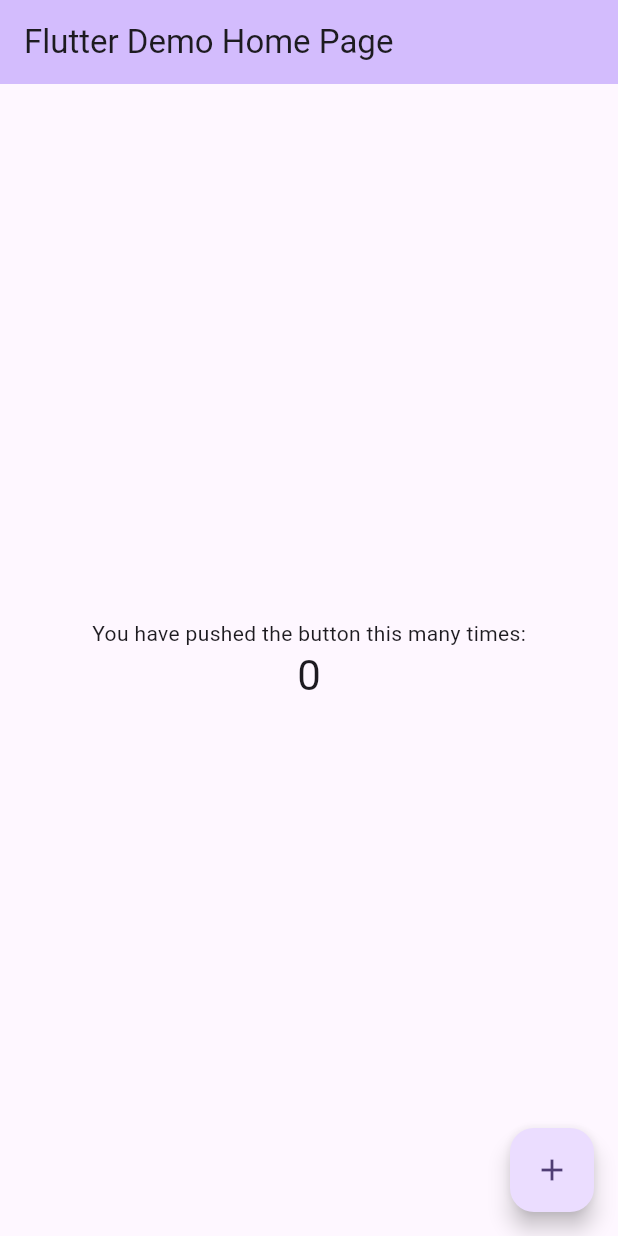
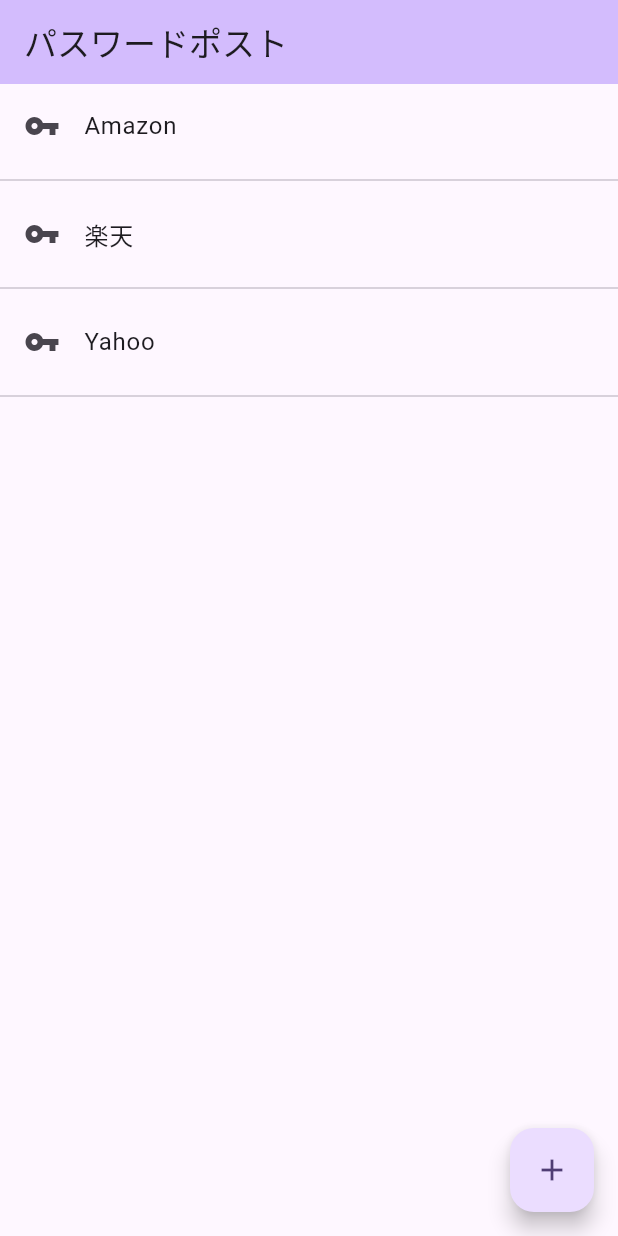
Before and after one commit to jujuju0924/flutter_app, a Flutter app: the screen it shows after launch, on a phone screen of 412 x 824 dp. Run offline on Flutter 3.47's test engine with Material 3 defaults, Android fonts, the phone set to English and light mode, and no system bars.

Commit message:
リスト表示の動的変更

```diff
--- a/lib/main.dart
+++ b/lib/main.dart
@@ -7,27 +7,11 @@ void main() {
 class MyApp extends StatelessWidget {
   const MyApp({super.key});
 
-  // This widget is the root of your application.
   @override
   Widget build(BuildContext context) {
     return MaterialApp(
       title: 'Flutter Demo',
       theme: ThemeData(
-        // This is the theme of your application.
-        //
-        // TRY THIS: Try running your application with "flutter run". You'll see
-        // the application has a purple toolbar. Then, without quitting the app,
-        // try changing the seedColor in the colorScheme below to Colors.green
-        // and then invoke "hot reload" (save your changes or press the "hot
-        // reload" button in a Flutter-supported IDE, or press "r" if you used
-        // the command line to start the app).
-        //
-        // Notice that the counter didn't reset back to zero; the application
-        // state is not lost during the reload. To reset the state, use hot
-        // restart instead.
-        //
-        // This works for code too, not just values: Most code changes can be
-        // tested with just a hot reload.
         colorScheme: ColorScheme.fromSeed(seedColor: Colors.deepPurple),
         useMaterial3: true,
       ),
@@ -39,15 +23,6 @@ class MyApp extends StatelessWidget {
 class MyHomePage extends StatefulWidget {
   const MyHomePage({super.key, required this.title});
 
-  // This widget is the home page of your application. It is stateful, meaning
-  // that it has a State object (defined below) that contains fields that affect
-  // how it looks.
-
-  // This class is the configuration for the state. It holds the values (in this
-  // case the title) provided by the parent (in this case the App widget) and
-  // used by the build method of the State. Fields in a Widget subclass are
-  // always marked "final".
-
   final String title;
 
   @override
@@ -55,71 +30,41 @@ class MyHomePage extends StatefulWidget {
 }
 
 class _MyHomePageState extends State<MyHomePage> {
+  List<String> titleList = ["Amazon","楽天","Yahoo"];
   int _counter = 0;
 
   void _incrementCounter() {
     setState(() {
-      // This call to setState tells the Flutter framework that something has
-      // changed in this State, which causes it to rerun the build method below
-      // so that the display can reflect the updated values. If we changed
-      // _counter without calling setState(), then the build method would not be
-      // called again, and so nothing would appear to happen.
       _counter++;
     });
   }
 
   @override
   Widget build(BuildContext context) {
-    // This method is rerun every time setState is called, for instance as done
-    // by the _incrementCounter method above.
-    //
-    // The Flutter framework has been optimized to make rerunning build methods
-    // fast, so that you can just rebuild anything that needs updating rather
-    // than having to individually change instances of widgets.
     return Scaffold(
       appBar: AppBar(
-        // TRY THIS: Try changing the color here to a specific color (to
-        // Colors.amber, perhaps?) and trigger a hot reload to see the AppBar
-        // change color while the other colors stay the same.
         backgroundColor: Theme.of(context).colorScheme.inversePrimary,
-        // Here we take the value from the MyHomePage object that was created by
-        // the App.build method, and use it to set our appbar title.
-        title: Text(widget.title),
+        title: Text("パスワードポスト"),
       ),
-      body: Center(
-        // Center is a layout widget. It takes a single child and positions it
-        // in the middle of the parent.
-        child: Column(
-          // Column is also a layout widget. It takes a list of children and
-          // arranges them vertically. By default, it sizes itself to fit its
-          // children horizontally, and tries to be as tall as its parent.
-          //
-          // Column has various properties to control how it sizes itself and
-          // how it positions its children. Here we use mainAxisAlignment to
-          // center the children vertically; the main axis here is the vertical
-          // axis because Columns are vertical (the cross axis would be
-          // horizontal).
-          //
-          // TRY THIS: Invoke "debug painting" (choose the "Toggle Debug Paint"
-          // action in the IDE, or press "p" in the console), to see the
-          // wireframe for each widget.
-          mainAxisAlignment: MainAxisAlignment.center,
-          children: <Widget>[
-            const Text(
-              'You have pushed the button this many times:',
-            ),
-            Text(
-              '$_counter',
-              style: Theme.of(context).textTheme.headlineMedium,
-            ),
-          ],
-        ),
+      body: ListView.builder(
+        itemCount: titleList.length,
+        itemBuilder: (BuildContext context, int i){
+          return   Column(
+            children:[
+              ListTile(
+                leading: Icon(Icons.vpn_key),
+                title: Text(titleList[i]),
+              ),
+              Divider(),
+            ],
+          );
+        },
       ),
       floatingActionButton: FloatingActionButton(
         onPressed: _incrementCounter,
         tooltip: 'Increment',
         child: const Icon(Icons.add),
-      ), // This trailing comma makes auto-formatting nicer for build methods.
+      ),
     );
   }
 }
```
